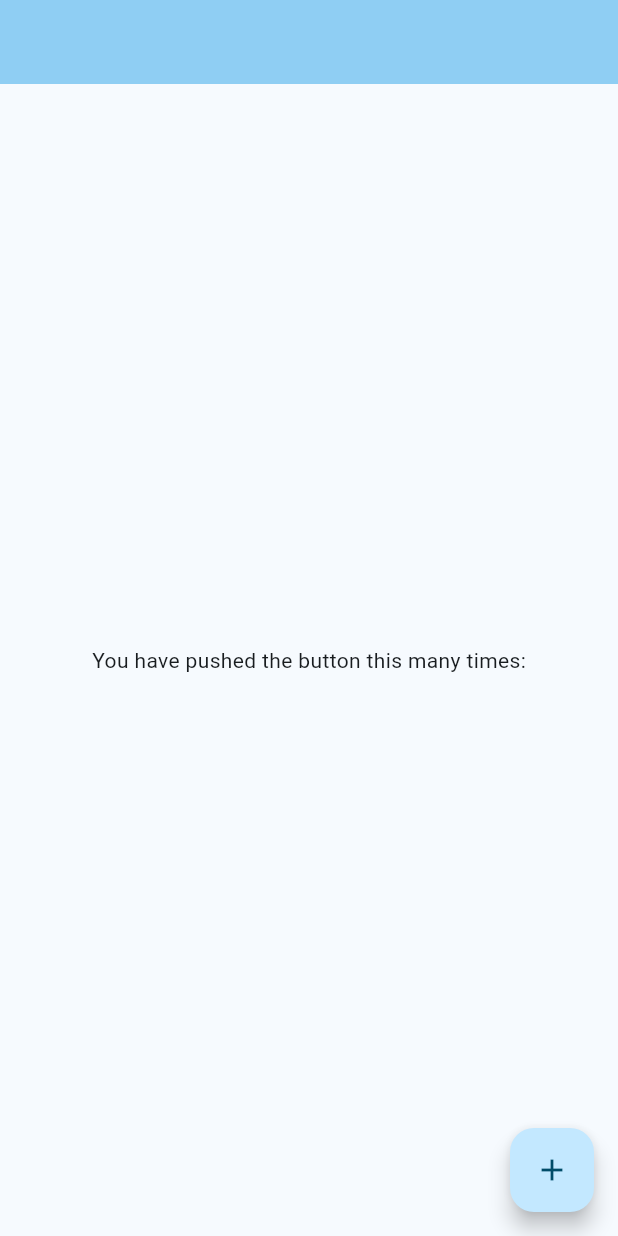
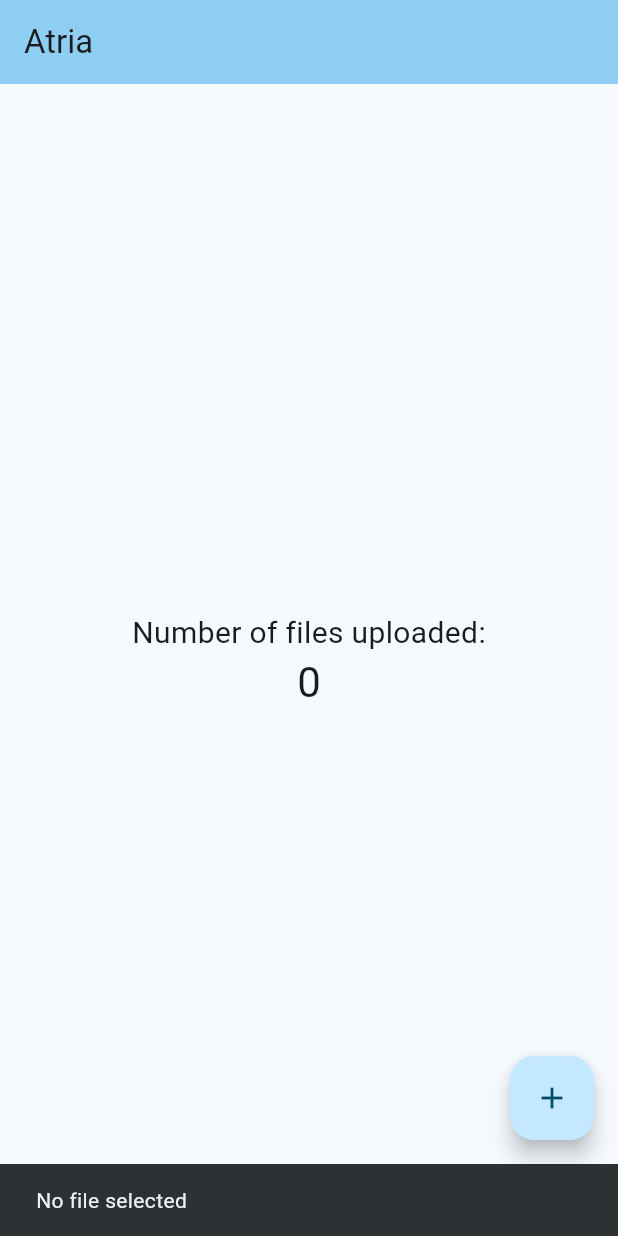
Before and after one commit to bujosa/atria, a Flutter app: the screen it shows after launch, after a tap on the "add" icon, on a phone screen of 412 x 824 dp. Run offline on Flutter 3.47's test engine with Material 2 defaults, Android fonts, the phone set to English and light mode, and no system bars; our stand-ins replace file_picker, firebase_core, firebase_storage; accounts and stored records are empty.

Commit message:
feat: implement home logic

```diff
--- a/lib/pages/home.dart
+++ b/lib/pages/home.dart
@@ -1,3 +1,5 @@
+import 'package:atria/services/storage.dart';
+import 'package:file_picker/file_picker.dart';
 import 'package:flutter/material.dart';
 
 class HomePage extends StatefulWidget {
@@ -12,22 +14,66 @@ class HomePage extends StatefulWidget {
 class _HomePageState extends State<HomePage> {
   @override
   Widget build(BuildContext context) {
+    final Storage storage = Storage();
+
     return Scaffold(
       appBar: AppBar(
         backgroundColor: Theme.of(context).colorScheme.inversePrimary,
+        title: const Text('Atria'),
       ),
-      body: const Center(
+      body: Center(
         child: Column(
           mainAxisAlignment: MainAxisAlignment.center,
           children: <Widget>[
-            Text(
-              'You have pushed the button this many times:',
+            const Text(
+              'Number of files uploaded:',
+              style: TextStyle(fontSize: 20),
+            ),
+            FutureBuilder<int>(
+              future: storage.getNumberOfFiles(),
+              builder: (BuildContext context, AsyncSnapshot<int> snapshot) {
+                if (snapshot.hasData) {
+                  return Text(
+                    snapshot.data.toString(),
+                    style: Theme.of(context).textTheme.headlineMedium,
+                  );
+                } else if (snapshot.hasError) {
+                  return Text('Error: ${snapshot.error}');
+                } else {
+                  return const CircularProgressIndicator();
+                }
+              },
             ),
           ],
         ),
       ),
       floatingActionButton: FloatingActionButton(
-        onPressed: () => {},
+        onPressed: () async {
+          final results = await FilePicker.platform.pickFiles(
+            type: FileType.custom,
+            allowedExtensions: ['jpg', 'png', 'jpeg'],
+          );
+
+          if (results == null) {
+            ScaffoldMessenger.of(context).showSnackBar(
+              const SnackBar(
+                content: Text('No file selected'),
+              ),
+            );
+            return;
+          }
+
+          final path = results.files.single.path!;
+          final fileName = results.files.single.name;
+
+          storage.uploadFile(path, fileName).then(
+                (value) => ScaffoldMessenger.of(context).showSnackBar(
+                  const SnackBar(
+                    content: Text('File uploaded'),
+                  ),
+                ),
+              );
+        },
         tooltip: 'Increment',
         child: const Icon(Icons.add),
       ),
--- a/lib/services/storage.dart
+++ b/lib/services/storage.dart
@@ -5,7 +5,6 @@ class Storage {
   final FirebaseStorage _storage = FirebaseStorage.instance;
 
   Future<void> uploadFile(String path, String fileName) async {
-    print('Uploading file: $fileName');
     File file = File(path);
     try {
       await _storage
```
Also changed, not shown: 2 other files.
